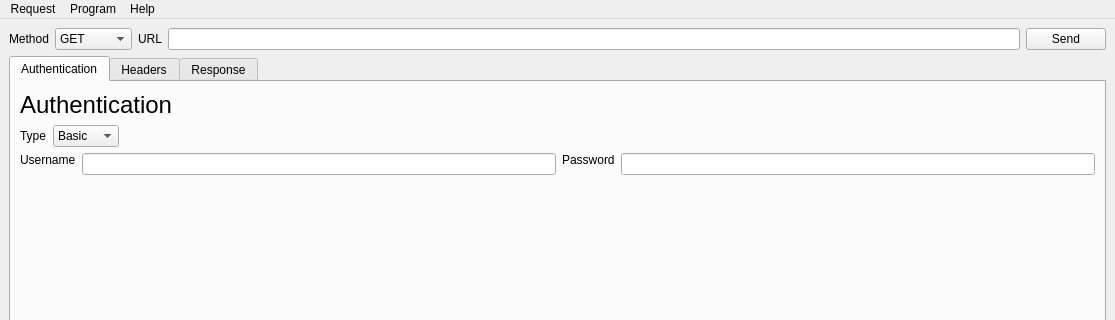
The window that PySender/ui/main.ui (rodion-gudz/PySender) describes before a commit, drawn with Qt 5; both pictures show x 0 to 1115 and y 0 to 320 of the 1115 by 884 pixel window.
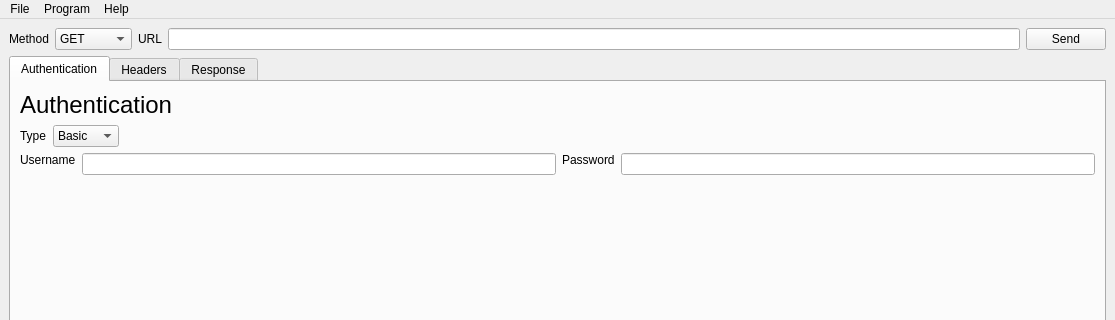
The same window after the commit.

Commit message: feat: add saving a request to .txt file fix: changing current tabs fix

```diff
--- a/PySender/ui/main.ui
+++ b/PySender/ui/main.ui
@@ -358,14 +358,14 @@
     <addaction name="actionAbout"/>
     <addaction name="actionSupport"/>
    </widget>
-   <widget class="QMenu" name="menuRequest">
+   <widget class="QMenu" name="menuFile">
     <property name="title">
-     <string>Request</string>
+     <string>File</string>
     </property>
     <addaction name="actionSave"/>
     <addaction name="actionOpen"/>
    </widget>
-   <addaction name="menuRequest"/>
+   <addaction name="menuFile"/>
    <addaction name="menuProgram"/>
    <addaction name="menuHelp"/>
   </widget>
```
Left out of the diff: 6 changed lines with no effect on the pictures. The commit also changes 4 other files.
